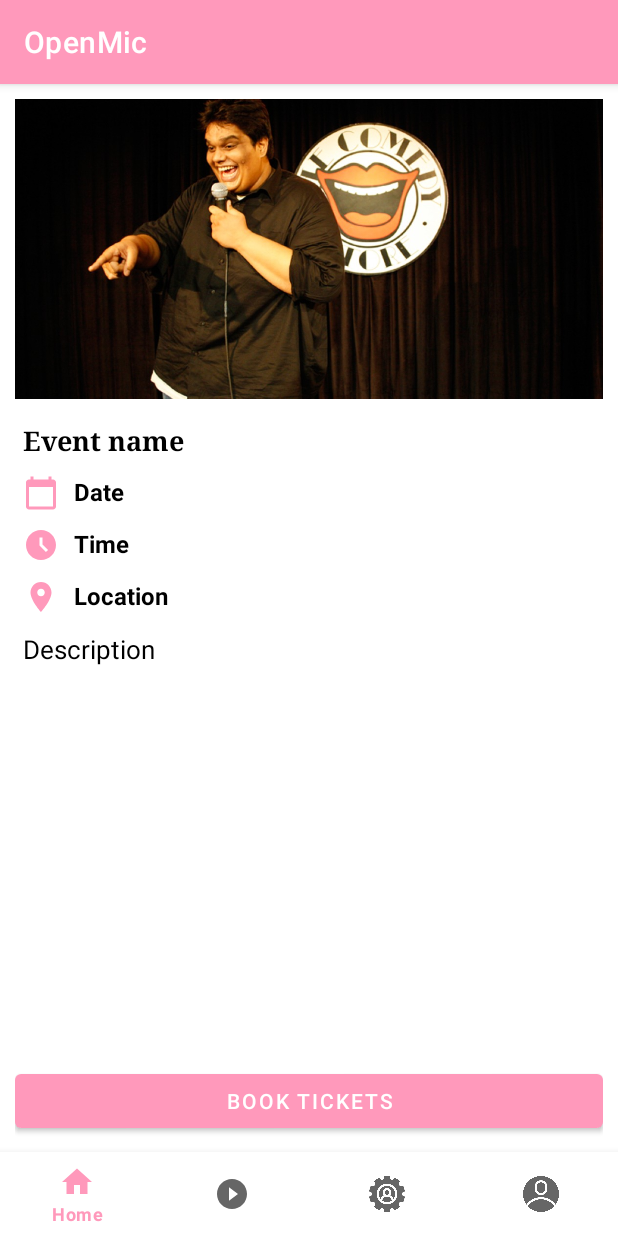
After one commit to vishalkumardecentvro/Open-mic, an Android app: the fragment EventFragment placed in its activity, on a phone screen of 412 x 824 dp. The commit adds this screen. Run offline under Robolectric (Android 15) with nearby library versions, the phone set to English and light mode, and no system bars; our stand-ins replace Firebase (no records; nobody signed in at launch, a user with empty details on screens opened directly).

Commit message:
event display design done

```diff
--- a/app/src/main/java/com/myapp/openmic/fragments/admin/AdminFragment.kt
+++ b/app/src/main/java/com/myapp/openmic/fragments/admin/AdminFragment.kt
@@ -262,7 +262,7 @@
     galleryIntent.type = "image/*"
     startActivityForResult(
       Intent.createChooser(galleryIntent, "Select picture"),
-      Utils().PICK_IMAGE
+      Utils.PICK_IMAGE
     )
   }
 
@@ -271,7 +271,7 @@
 
     Toast.makeText(context, "Image selected", Toast.LENGTH_SHORT).show()
 
-    if (requestCode == Utils().PICK_IMAGE && resultCode == RESULT_OK) {
+    if (requestCode == Utils.PICK_IMAGE && resultCode == RESULT_OK) {
       val image = data?.data
       path = data?.data!!
 
--- /dev/null
+++ b/app/src/main/java/com/myapp/openmic/fragments/home/EventFragment.kt
@@ -0,0 +1,19 @@
+package com.myapp.openmic.fragments.home
+
+import android.os.Bundle
+import android.view.LayoutInflater
+import android.view.View
+import android.view.ViewGroup
+import androidx.fragment.app.Fragment
+import com.myapp.openmic.R
+
+class EventFragment : Fragment() {
+
+  override fun onCreateView(
+    inflater: LayoutInflater, container: ViewGroup?,
+    savedInstanceState: Bundle?
+  ): View? {
+    // Inflate the layout for this fragment
+    return inflater.inflate(R.layout.fragment_event, container, false)
+  }
+}
--- a/app/src/main/res/layout/event_card.xml
+++ b/app/src/main/res/layout/event_card.xml
@@ -1,5 +1,6 @@
 <?xml version="1.0" encoding="utf-8"?>
 <com.google.android.material.card.MaterialCardView xmlns:android="http://schemas.android.com/apk/res/android"
+  android:id="@+id/mcvEventCard"
   style="@style/default_card_style"
   android:layout_width="175dp"
   android:layout_height="wrap_content"
--- /dev/null
+++ b/app/src/main/res/layout/fragment_event.xml
@@ -0,0 +1,80 @@
+<?xml version="1.0" encoding="utf-8"?>
+<RelativeLayout xmlns:android="http://schemas.android.com/apk/res/android"
+  xmlns:app="http://schemas.android.com/apk/res-auto"
+  xmlns:tools="http://schemas.android.com/tools"
+  android:layout_width="match_parent"
+  android:layout_height="match_parent"
+  android:orientation="vertical"
+  android:padding="10dp"
+  tools:context=".fragments.home.EventFragment">
+
+  <ImageView
+    android:id="@+id/ivEventBanner"
+    android:layout_width="match_parent"
+    android:layout_height="200dp"
+    android:layout_marginBottom="10dp"
+    android:scaleType="fitXY"
+    android:src="@drawable/tanmay_comedy" />
+
+  <TextView
+    android:id="@+id/tvEventName"
+    style="@style/default_text_view_style"
+    android:layout_width="wrap_content"
+    android:layout_height="wrap_content"
+    android:layout_below="@id/ivEventBanner"
+    android:drawablePadding="10dp"
+    android:fontFamily="serif"
+    android:text="Event name"
+    android:textSize="18sp"
+    android:textStyle="bold" />
+
+  <TextView
+    android:id="@+id/tvDate"
+    style="@style/default_text_view_style"
+    android:layout_width="wrap_content"
+    android:layout_height="wrap_content"
+    android:layout_below="@id/tvEventName"
+    android:drawablePadding="10dp"
+    android:text="Date"
+    app:drawableLeftCompat="@drawable/ic_event"
+    app:drawableTint="@color/brand_color_light" />
+
+  <TextView
+    android:id="@+id/tvTime"
+    style="@style/default_text_view_style"
+    android:layout_width="wrap_content"
+    android:layout_height="wrap_content"
+    android:layout_below="@id/tvDate"
+    android:drawablePadding="10dp"
+    android:text="Time"
+    app:drawableLeftCompat="@drawable/ic_time"
+    app:drawableTint="@color/brand_color_light" />
+
+  <TextView
+    android:id="@+id/tvLocation"
+    style="@style/default_text_view_style"
+    android:layout_width="wrap_content"
+    android:layout_height="wrap_content"
+    android:layout_below="@id/tvTime"
+    android:drawablePadding="10dp"
+    android:text="Location"
+    app:drawableLeftCompat="@drawable/ic_location"
+    app:drawableTint="@color/brand_color_light" />
+
+  <TextView
+    style="@style/default_text_view_style"
+    android:layout_width="match_parent"
+    android:layout_height="wrap_content"
+    android:layout_below="@id/tvLocation"
+    android:padding="5dp"
+    android:text="Description"
+    android:textSize="17sp"
+    android:textStyle="normal" />
+
+  <Button
+    android:layout_width="match_parent"
+    android:layout_height="wrap_content"
+    android:layout_alignParentBottom="true"
+    android:text="Book tickets" />
+
+</RelativeLayout>
```
Also changed, not shown: app/src/main/java/com/myapp/openmic/Utils.kt (+17 -1 lines), app/src/main/java/com/myapp/openmic/adapters/EventAdapter.kt (+25 -9 lines), app/src/main/java/com/myapp/openmic/adapters/EventTypesAdapter.kt (+16 -9 lines), app/src/main/java/com/myapp/openmic/fragments/home/AllEventsFragment.kt (+10 -4 lines), app/src/main/java/com/myapp/openmic/fragments/home/HomeFragment.kt (+12 -13 lines), app/src/main/res/drawable-v24/comedy.jpg (added), app/src/main/res/drawable-v24/tanmay_comedy.jpeg (added).
